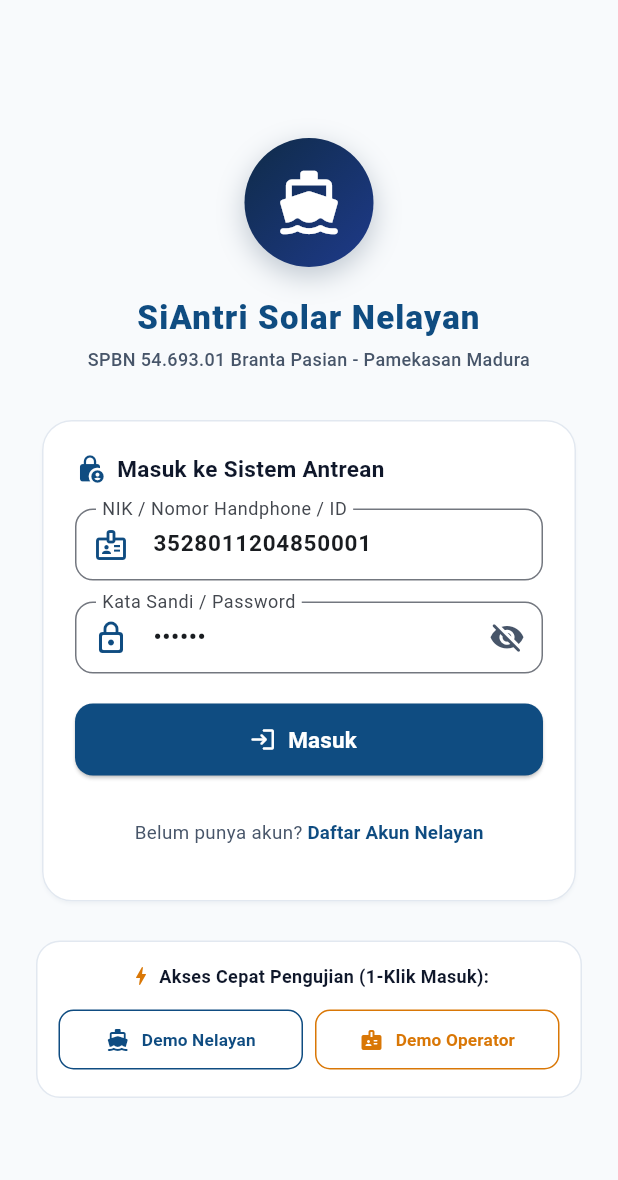
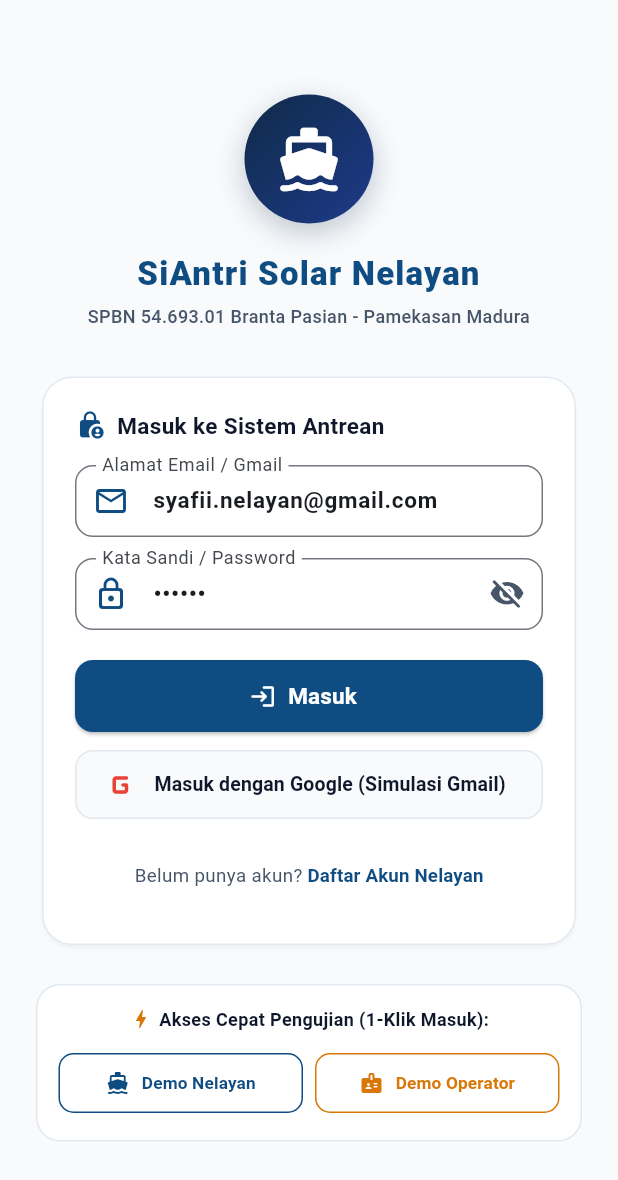
Before and after one commit to Ferdiansyah42/bbm-apps, a Flutter app: the screen it shows after launch, on a phone screen of 412 x 824 dp. Shown: the top 1180 px of the screen. Run offline on Flutter 3.47's test engine with Material 3 defaults, Android fonts, the phone set to English and light mode, and no system bars; our stand-ins replace dio, flutter_riverpod, flutter_secure_storage, geolocator, qr_flutter, shared_preferences.

Commit message:
feat(auth): ganti autentikasi NIK menjadi Email / Gmail dan tambahkan simulasi login Google

```diff
--- a/lib/features/auth/models/user_account.dart
+++ b/lib/features/auth/models/user_account.dart
@@ -2,7 +2,7 @@
 class UserAccount {
   final String id;
   final String nama;
-  final String nik;
+  final String email;
   final String noHp;
   final String password;
   final String role; // 'nelayan' atau 'operator'
@@ -12,7 +12,7 @@ class UserAccount {
   const UserAccount({
     required this.id,
     required this.nama,
-    required this.nik,
+    required this.email,
     required this.noHp,
     required this.password,
     required this.role,
@@ -26,7 +26,7 @@ class UserAccount {
   UserAccount copyWith({
     String? id,
     String? nama,
-    String? nik,
+    String? email,
     String? noHp,
     String? password,
     String? role,
@@ -36,7 +36,7 @@ class UserAccount {
     return UserAccount(
       id: id ?? this.id,
       nama: nama ?? this.nama,
-      nik: nik ?? this.nik,
+      email: email ?? this.email,
       noHp: noHp ?? this.noHp,
       password: password ?? this.password,
       role: role ?? this.role,
--- a/lib/features/auth/presentation/login_screen.dart
+++ b/lib/features/auth/presentation/login_screen.dart
@@ -13,7 +13,7 @@ class LoginScreen extends ConsumerStatefulWidget {
 
 class _LoginScreenState extends ConsumerState<LoginScreen> {
   final _formKey = GlobalKey<FormState>();
-  final _identifierController = TextEditingController(text: '3528011204850001');
+  final _identifierController = TextEditingController(text: 'syafii.nelayan@gmail.com');
   final _passwordController = TextEditingController(text: '123456');
   bool _obscurePassword = true;
 
@@ -154,15 +154,15 @@ class _LoginScreenState extends ConsumerState<LoginScreen> {
                           ),
                           const SizedBox(height: 16),
 
-                          // Input NIK atau No HP
+                          // Input Email / Gmail atau No HP
                           TextFormField(
                             controller: _identifierController,
-                            keyboardType: TextInputType.text,
+                            keyboardType: TextInputType.emailAddress,
                             style: const TextStyle(fontWeight: FontWeight.w600, fontSize: 15),
                             decoration: const InputDecoration(
-                              labelText: 'NIK / Nomor Handphone / ID',
-                              hintText: 'Contoh: 3528011204850001',
-                              prefixIcon: Icon(Icons.badge_outlined, color: AppColors.primary),
+                              labelText: 'Alamat Email / Gmail',
+                              hintText: 'Contoh: syafii.nelayan@gmail.com',
+                              prefixIcon: Icon(Icons.email_outlined, color: AppColors.primary),
                               border: OutlineInputBorder(
                                 borderRadius: BorderRadius.all(Radius.circular(12)),
                               ),
@@ -170,7 +170,10 @@ class _LoginScreenState extends ConsumerState<LoginScreen> {
                             ),
                             validator: (val) {
                               if (val == null || val.trim().isEmpty) {
-                                return 'NIK atau Nomor HP wajib diisi';
+                                return 'Alamat Email / Gmail wajib diisi';
+                              }
+                              if (!val.contains('@')) {
+                                return 'Format email harus valid (mengandung @)';
                               }
                               return null;
                             },
@@ -230,6 +233,41 @@ class _LoginScreenState extends ConsumerState<LoginScreen> {
                               style: ElevatedButton.styleFrom(
                                 backgroundColor: AppColors.primary,
                                 foregroundColor: Colors.white,
+                                shape: RoundedRectangleBorder(
+                                  borderRadius: BorderRadius.circular(12),
+                                ),
+                              ),
+                            ),
+                          ),
+
+                          const SizedBox(height: 12),
+
+                          // Tombol Sekunder Masuk dengan Google (Simulasi Gmail)
+                          SizedBox(
+                            height: 46,
+                            child: OutlinedButton.icon(
+                              onPressed: () {
+                                ref.read(authNotifierProvider.notifier).simulateGoogleLoginNelayan();
+                                ScaffoldMessenger.of(context).showSnackBar(
+                                  const SnackBar(
+                                    content: Text('Berhasil masuk dengan Google: syafii.nelayan@gmail.com'),
+                                    backgroundColor: AppColors.success,
+                                    behavior: SnackBarBehavior.floating,
+                                  ),
+                                );
+                              },
+                              icon: const Icon(Icons.g_mobiledata_rounded, size: 28, color: Color(0xFFEA4335)),
+                              label: const Text(
+                                'Masuk dengan Google (Simulasi Gmail)',
+                                style: TextStyle(
+                                  fontWeight: FontWeight.w700,
+                                  fontSize: 13,
+                                  color: AppColors.textPrimary,
+                                ),
+                              ),
+                              style: OutlinedButton.styleFrom(
+                                backgroundColor: const Color(0xFFF8FAFC),
+                                side: const BorderSide(color: Color(0xFFE2E8F0)),
                                 shape: RoundedRectangleBorder(
                                   borderRadius: BorderRadius.circular(12),
                                 ),
--- a/lib/features/auth/presentation/register_screen.dart
+++ b/lib/features/auth/presentation/register_screen.dart
@@ -16,7 +16,7 @@ class RegisterScreen extends ConsumerStatefulWidget {
 class _RegisterScreenState extends ConsumerState<RegisterScreen> {
   final _formKey = GlobalKey<FormState>();
   final _namaController = TextEditingController();
-  final _nikController = TextEditingController();
+  final _emailController = TextEditingController();
   final _noHpController = TextEditingController();
   final _rekomendasiController = TextEditingController(text: 'REK-DKP-2026-099');
   final _passwordController = TextEditingController();
@@ -29,7 +29,7 @@ class _RegisterScreenState extends ConsumerState<RegisterScreen> {
   @override
   void dispose() {
     _namaController.dispose();
-    _nikController.dispose();
+    _emailController.dispose();
     _noHpController.dispose();
     _rekomendasiController.dispose();
     _passwordController.dispose();
@@ -41,7 +41,7 @@ class _RegisterScreenState extends ConsumerState<RegisterScreen> {
     if (!_formKey.currentState!.validate()) return;
 
     final nama = _namaController.text.trim();
-    final nik = _nikController.text.trim();
+    final email = _emailController.text.trim().toLowerCase();
     final noHp = _noHpController.text.trim();
     final rekomendasi = _rekomendasiController.text.trim().toUpperCase();
     final password = _passwordController.text.trim();
@@ -49,7 +49,7 @@ class _RegisterScreenState extends ConsumerState<RegisterScreen> {
     final newAccount = UserAccount(
       id: 'nelayan_${DateTime.now().millisecondsSinceEpoch}',
       nama: nama,
-      nik: nik,
+      email: email,
       noHp: noHp,
       password: password,
       role: 'nelayan',
@@ -188,28 +188,25 @@ class _RegisterScreenState extends ConsumerState<RegisterScreen> {
 
                         const SizedBox(height: 14),
 
-                        // 2. NIK (16 digit)
+                        // 2. Alamat Email / Gmail Nelayan
                         TextFormField(
-                          controller: _nikController,
-                          keyboardType: TextInputType.number,
-                          inputFormatters: [
-                            FilteringTextInputFormatter.digitsOnly,
-                            LengthLimitingTextInputFormatter(16),
-                          ],
+                          controller: _emailController,
+                          keyboardType: TextInputType.emailAddress,
                           decoration: const InputDecoration(
-                            labelText: 'Nomor Induk Kependudukan (NIK)',
-                            hintText: '16 digit angka KTP',
-                            prefixIcon: Icon(Icons.badge_outlined),
+                            labelText: 'Alamat Email / Gmail',
+                            hintText: 'Contoh: syafii.nelayan@gmail.com',
+                            prefixIcon: Icon(Icons.email_outlined),
                             border: OutlineInputBorder(
                               borderRadius: BorderRadius.all(Radius.circular(12)),
                             ),
                           ),
                           validator: (val) {
                             if (val == null || val.trim().isEmpty) {
-                              return 'NIK wajib diisi';
+                              return 'Alamat Email / Gmail wajib diisi';
                             }
-                            if (val.trim().length != 16) {
-                              return 'NIK harus terdiri dari 16 digit';
+                            final clean = val.trim().toLowerCase();
+                            if (!clean.contains('@') || !clean.contains('.')) {
+                              return 'Format email tidak valid (contoh: nelayan@gmail.com)';
                             }
                             return null;
                           },
--- a/lib/features/auth/providers/auth_provider.dart
+++ b/lib/features/auth/providers/auth_provider.dart
@@ -38,7 +38,7 @@ class AuthNotifier extends Notifier<AuthState> {
     UserAccount(
       id: 'nelayan_1',
       nama: "Moh. Syafi'i",
-      nik: '3528011204850001',
+      email: 'syafii.nelayan@gmail.com',
       noHp: '081234567890',
       password: '123456',
       role: 'nelayan',
@@ -48,7 +48,7 @@ class AuthNotifier extends Notifier<AuthState> {
     UserAccount(
       id: 'admin_spbn',
       nama: 'Petugas SPBN Branta',
-      nik: 'admin_spbn',
+      email: 'operator.spbn@gmail.com',
       noHp: '081111222333',
       password: '123456',
       role: 'operator',
@@ -77,20 +77,22 @@ class AuthNotifier extends Notifier<AuthState> {
     if (cleanId.isEmpty || cleanPass.isEmpty) {
       state = state.copyWith(
         isLoading: false,
-        errorMessage: 'NIK/No. HP dan Password wajib diisi.',
+        errorMessage: 'Email/No. HP dan Password wajib diisi.',
       );
       return false;
     }
 
     final matched = state.registeredAccounts.where((acc) {
-      final idMatch = acc.nik == cleanId || acc.noHp == cleanId || acc.id == cleanId;
+      final idMatch = acc.email.toLowerCase() == cleanId.toLowerCase() ||
+          acc.noHp == cleanId ||
+          acc.id == cleanId;
       return idMatch && acc.password == cleanPass;
     }).firstOrNull;
 
     if (matched == null) {
       state = state.copyWith(
         isLoading: false,
-        errorMessage: 'NIK/No. HP atau Password salah. Silakan periksa kembali.',
+        errorMessage: 'Email/No. HP atau Password salah. Silakan periksa kembali.',
       );
       return false;
     }
@@ -109,13 +111,15 @@ class AuthNotifier extends Notifier<AuthState> {
     await Future.delayed(const Duration(milliseconds: 300));
 
     final exists = state.registeredAccounts.any(
-      (acc) => acc.nik == newAccount.nik || acc.noHp == newAccount.noHp,
+      (acc) =>
+          acc.email.toLowerCase() == newAccount.email.toLowerCase() ||
+          acc.noHp == newAccount.noHp,
     );
 
     if (exists) {
       state = state.copyWith(
         isLoading: false,
-        errorMessage: 'NIK atau Nomor HP sudah terdaftar. Silakan login.',
+        errorMessage: 'Email atau Nomor HP sudah terdaftar. Silakan login.',
       );
       return false;
     }
@@ -139,6 +143,10 @@ class AuthNotifier extends Notifier<AuthState> {
     );
   }
 
+  void simulateGoogleLoginNelayan() {
+    demoLoginNelayan();
+  }
+
   void demoLoginOperator() {
     final demo = state.registeredAccounts.firstWhere((acc) => acc.isOperator);
     state = state.copyWith(
```
Also changed, not shown: 1 other file.
